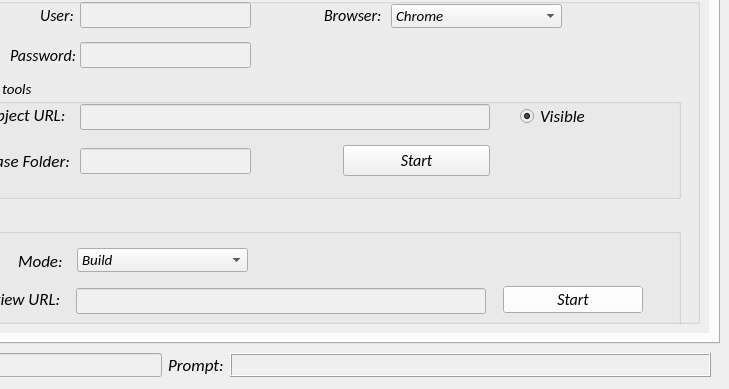
The window that code_generate.ui (YUZHIRUN/Autogo) describes before a commit, drawn with Qt 5; both pictures show x 119 to 848 and y 507 to 896 of the 848 by 896 pixel window.
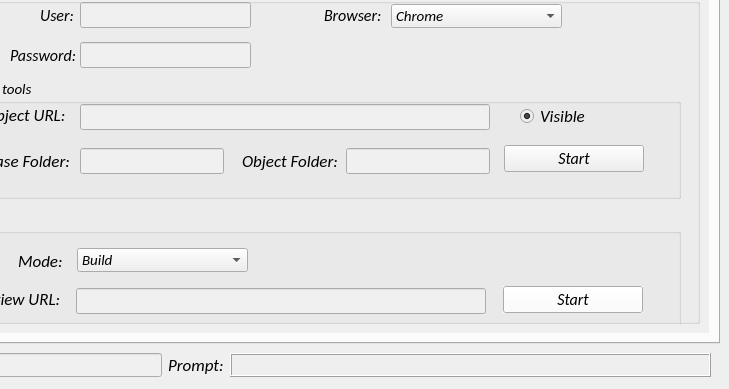
The same window after the commit. The open tabs and pages were chosen to show the change. Icons and pictures are not drawn.

What changed in the file:
```diff
--- a/code_generate.ui
+++ b/code_generate.ui
@@ -1827,10 +1827,10 @@
               <widget class="QPushButton" name="auto_bt">
                <property name="geometry">
                 <rect>
-                 <x>423</x>
+                 <x>584</x>
                  <y>67</y>
-                 <width>147</width>
-                 <height>31</height>
+                 <width>140</width>
+                 <height>27</height>
                 </rect>
                </property>
                <property name="sizePolicy">
@@ -1949,7 +1949,64 @@
                 <rect>
                  <x>160</x>
                  <y>70</y>
-                 <width>171</width>
+                 <width>144</width>
+                 <height>26</height>
+                </rect>
+               </property>
+               <property name="font">
+                <font>
+                 <family>Microsoft YaHei</family>
+                 <pointsize>11</pointsize>
+                 <weight>50</weight>
+                 <italic>false</italic>
+                 <bold>false</bold>
+                </font>
+               </property>
+               <property name="toolTip">
+                <string>&lt;html&gt;&lt;head/&gt;&lt;body&gt;&lt;p&gt;e.g. 23.2.1.5&lt;/p&gt;&lt;/body&gt;&lt;/html&gt;</string>
+               </property>
+               <property name="text">
+                <string/>
+               </property>
+               <property name="readOnly">
+                <bool>false</bool>
+               </property>
+              </widget>
+              <widget class="QLabel" name="label_21">
+               <property name="geometry">
+                <rect>
+                 <x>322</x>
+                 <y>70</y>
+                 <width>101</width>
+                 <height>26</height>
+                </rect>
+               </property>
+               <property name="sizePolicy">
+                <sizepolicy hsizetype="Fixed" vsizetype="Expanding">
+                 <horstretch>0</horstretch>
+                 <verstretch>0</verstretch>
+                </sizepolicy>
+               </property>
+               <property name="font">
+                <font>
+                 <family>Calibri</family>
+                 <pointsize>13</pointsize>
+                 <weight>50</weight>
+                 <italic>true</italic>
+                 <bold>false</bold>
+                 <kerning>true</kerning>
+                </font>
+               </property>
+               <property name="text">
+                <string>Object Folder:</string>
+               </property>
+              </widget>
+              <widget class="QLineEdit" name="obj_folder">
+               <property name="geometry">
+                <rect>
+                 <x>426</x>
+                 <y>70</y>
+                 <width>144</width>
                  <height>26</height>
                 </rect>
                </property>
```
